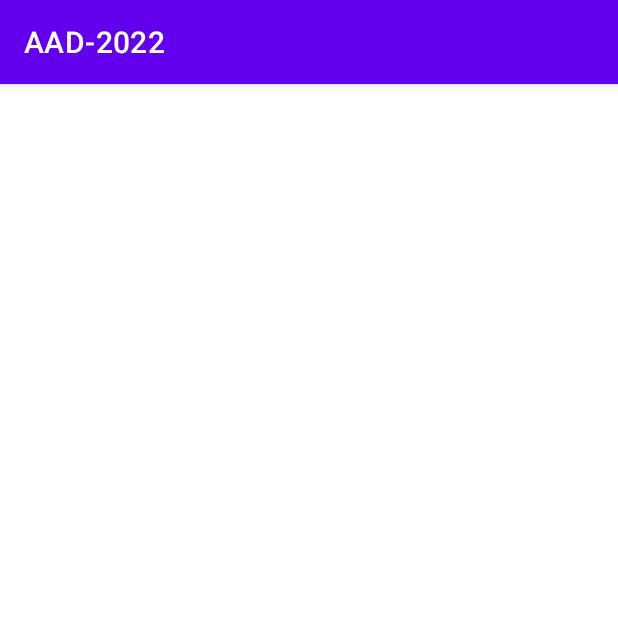
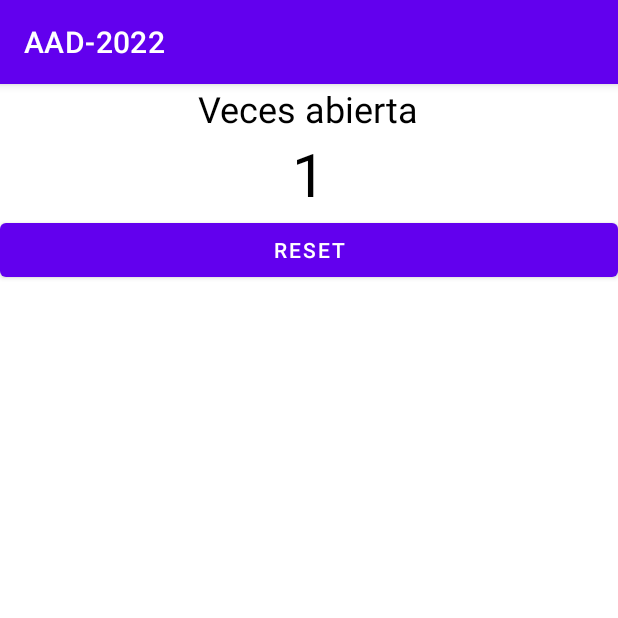
Before and after one commit to Joelgh1/AAD, an Android app: the screen it shows after launch (Ut01Ex05Activity before the commit, Ut01Ex06Activity after it), on a phone screen of 412 x 824 dp, the top half of it. Run offline under Robolectric (Android 15) with nearby library versions, the phone set to English and light mode, and no system bars.

Commit message:
Ut01Ex06 count how many times the app is opened

```diff
--- /dev/null
+++ b/app/src/main/java/com/joelgh/aad_2022/ut01/ex05/data/users/remote/models/AddressApiModel.kt
@@ -0,0 +1,3 @@
+package com.joelgh.aad_2022.ut01.ex05.data.users.remote.models
+
+data class AddressApiModel(val street: String, val suite: String, val city: String, val zipcode: String, val geo: GeoApiModel)
--- /dev/null
+++ b/app/src/main/java/com/joelgh/aad_2022/ut01/ex05/data/users/remote/models/CompanyApiModel.kt
@@ -0,0 +1,3 @@
+package com.joelgh.aad_2022.ut01.ex05.data.users.remote.models
+
+data class CompanyApiModel(val name: String, val catchPhrase: String, val bs: String)
--- /dev/null
+++ b/app/src/main/java/com/joelgh/aad_2022/ut01/ex05/data/users/remote/models/GeoApiModel.kt
@@ -0,0 +1,3 @@
+package com.joelgh.aad_2022.ut01.ex05.data.users.remote.models
+
+data class GeoApiModel(val lat: String, val lng: String)
--- /dev/null
+++ b/app/src/main/java/com/joelgh/aad_2022/ut01/ex05/data/users/remote/models/UserApiModel.kt
@@ -0,0 +1,3 @@
+package com.joelgh.aad_2022.ut01.ex05.data.users.remote.models
+
+data class UserApiModel(val id: Int, val name: String, val username: String, val email: String, val address: AddressApiModel, val phone: String, val website: String, val company: CompanyApiModel)
--- a/app/src/main/java/com/joelgh/aad_2022/ut01/ex05/presentation/Ut01Ex05Activity.kt
+++ b/app/src/main/java/com/joelgh/aad_2022/ut01/ex05/presentation/Ut01Ex05Activity.kt
@@ -21,5 +21,10 @@ class Ut01Ex05Activity : AppCompatActivity() {
             UsersLocalDataSource(this),
             UsersRemoteDataSource()
         )
+
+        val users = userRepository.getUsers()
+        val user = userRepository.getUser(2)
+        Log.d("@dev", "users: $users")
+        Log.d("@dev", "user: $user")
     }
 }
--- /dev/null
+++ b/app/src/main/java/com/joelgh/aad_2022/ut01/ex06/data/local/CountLocalSource.kt
@@ -0,0 +1,31 @@
+package com.joelgh.aad_2022.ut01.ex06.data.local
+
+import android.app.Activity
+import android.content.Context
+
+class CountLocalSource(val activity: Activity) {
+
+    val sharedPrefs = activity.getPreferences(Context.MODE_PRIVATE)
+    val editor = sharedPrefs.edit()
+    val key = "times_opened"
+
+    fun update(){
+        var count = sharedPrefs.getInt(key, 0)
+
+        if(count == 0){
+            editor.putInt(key, 1)
+            editor.apply()
+        }else{
+            count++
+            editor.putInt(key, count)
+            editor.apply()
+        }
+    }
+
+    fun getCount() = sharedPrefs.getInt(key, 0)
+
+    fun resetCount(){
+        editor.putInt(key, 0)
+        editor.apply()
+    }
+}
--- /dev/null
+++ b/app/src/main/java/com/joelgh/aad_2022/ut01/ex06/presentation/Ut01Ex06Activity.kt
@@ -0,0 +1,40 @@
+package com.joelgh.aad_2022.ut01.ex06.presentation
+
+import androidx.appcompat.app.AppCompatActivity
+import android.os.Bundle
+import android.util.Log
+import android.widget.Button
+import android.widget.TextView
+import com.joelgh.aad_2022.R
+import com.joelgh.aad_2022.ut01.ex06.data.local.CountLocalSource
+
+class Ut01Ex06Activity : AppCompatActivity() {
+    override fun onCreate(savedInstanceState: Bundle?) {
+        super.onCreate(savedInstanceState)
+        setContentView(R.layout.activity_ut01_ex06)
+        init()
+    }
+
+    private fun init(){
+        val counter = findViewById<TextView>(R.id.form_data_count)
+        val reset = findViewById<Button>(R.id.action_reset)
+        val countLocalSource = CountLocalSource(this)
+        countLocalSource.update()
+        var timesOpened = countLocalSource.getCount()
+        Log.d("@dev", "Times opened: $timesOpened")
+
+        counter.text = timesOpened.toString()
+
+        reset.setOnClickListener {
+            countLocalSource.resetCount()
+            timesOpened = countLocalSource.getCount()
+            counter.text = timesOpened.toString()
+            counter.setTextColor(resources.getColor(R.color.black))
+        }
+
+        if (timesOpened == 5) {
+            counter.setTextColor(resources.getColor(R.color.purple_200))
+            Log.d("@dev", "The app has been opened 5 times")
+        }
+    }
+}
--- /dev/null
+++ b/app/src/main/res/layout/activity_ut01_ex06.xml
@@ -0,0 +1,34 @@
+<?xml version="1.0" encoding="utf-8"?>
+<LinearLayout xmlns:android="http://schemas.android.com/apk/res/android"
+    xmlns:app="http://schemas.android.com/apk/res-auto"
+    xmlns:tools="http://schemas.android.com/tools"
+    android:layout_width="match_parent"
+    android:layout_height="wrap_content"
+    android:gravity="center"
+    android:orientation="vertical"
+    tools:context=".ut01.ex06.presentation.Ut01Ex06Activity">
+
+    <TextView
+        android:textSize="@dimen/text_size"
+        android:textAlignment="center"
+        android:textColor="@color/black"
+        android:text="@string/form_label_counter"
+        android:id="@+id/form_label_count"
+        android:layout_width="wrap_content"
+        android:layout_height="wrap_content"/>
+
+    <TextView
+        android:textSize="@dimen/counter_size"
+        android:textAlignment="center"
+        android:textColor="@color/black"
+        android:id="@+id/form_data_count"
+        android:layout_width="wrap_content"
+        android:layout_height="wrap_content"/>
+
+    <Button
+        android:id="@+id/action_reset"
+        android:text="@string/form_button_reset"
+        android:layout_width="match_parent"
+        android:layout_height="wrap_content"/>
+
+</LinearLayout>
--- /dev/null
+++ b/app/src/main/res/values/dimens.xml
@@ -0,0 +1,5 @@
+<?xml version="1.0" encoding="utf-8"?>
+<resources>
+    <dimen name="text_size">24sp</dimen>
+    <dimen name="counter_size">40sp</dimen>
+</resources>
--- a/app/src/main/res/values/strings.xml
+++ b/app/src/main/res/values/strings.xml
@@ -2,4 +2,6 @@
     <string name="app_name">AAD-2022</string>
     <string name="preference_ut01ex01">Ut01Ex01</string>
     <string name="ut01_ex02_title">Ut01Ex02</string>
+    <string name="form_button_reset">RESET</string>
+    <string name="form_label_counter">Veces abierta</string>
 </resources>
```
Also changed, not shown: app/src/main/AndroidManifest.xml (+11 -3 lines), app/src/main/java/com/joelgh/aad_2022/ut01/ex05/data/users/UserRepository.kt (+4 -3 lines), app/src/main/java/com/joelgh/aad_2022/ut01/ex05/data/users/remote/ApiEndPoints.kt (added, +14 -0 lines), app/src/main/java/com/joelgh/aad_2022/ut01/ex05/data/users/remote/UsersRemoteDataSource.kt (+34 -35 lines).
